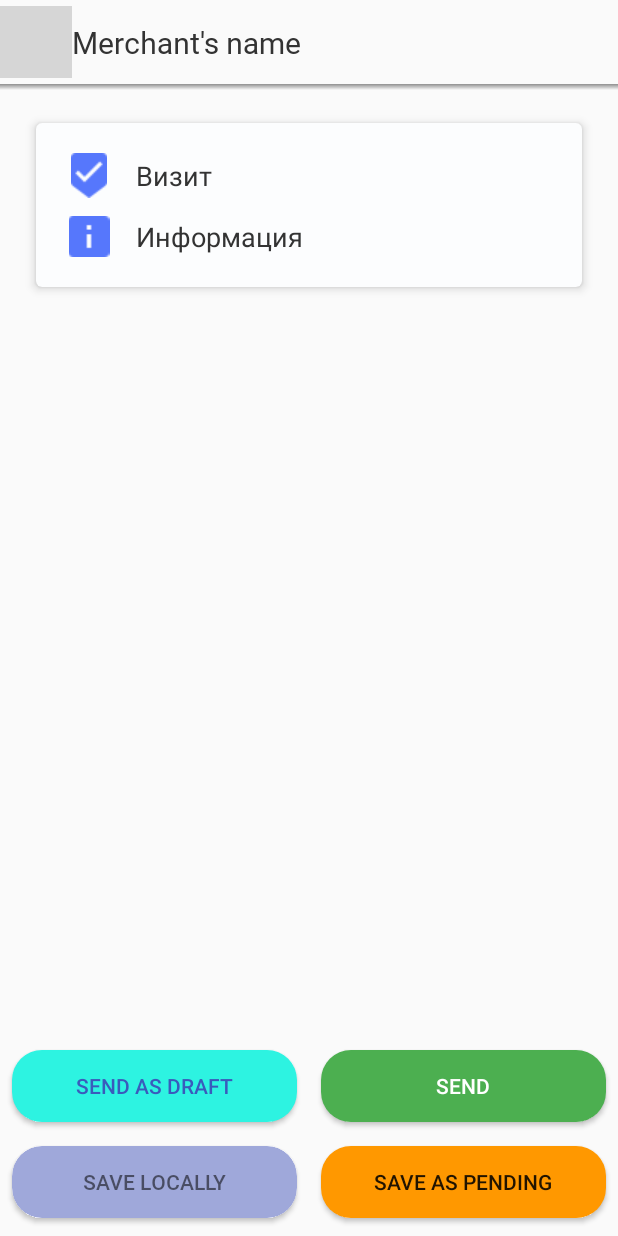
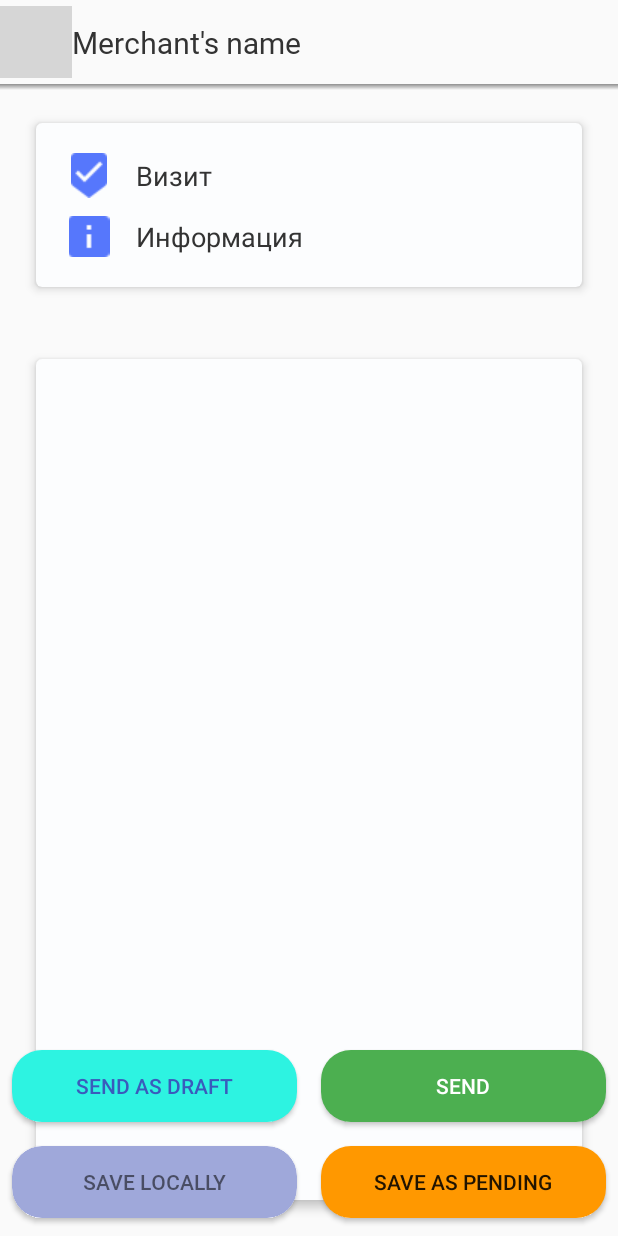
Before and after one commit to corvo17/antex_android_app, an Android app: the fragment MerchantPageFragment placed in its activity, on a phone screen of 412 x 824 dp. Run offline under Robolectric (Android 15) with nearby library versions, the phone set to English and light mode, and no system bars; our stand-ins replace Room's generated code, RxJava; libraries missing offline, so code that uses them is left out: com.kofigyan.stateprogressbar, com.readystatesoftware.chuck; plain views replace StateProgressBar; 3 statements that could not run were skipped; grey boxes are pictures that could not be loaded.

Commit message:
if price == 1 go next step and added Visit Info fragment

```diff
--- a/app/src/main/java/uz/codic/ahmadtea/ui/visit/zakaz/paymentTypes/PaymentFragment.java
+++ b/app/src/main/java/uz/codic/ahmadtea/ui/visit/zakaz/paymentTypes/PaymentFragment.java
@@ -45,8 +45,10 @@ public class PaymentFragment extends BaseFragment implements Callback {
 
     @Override
     public void onItemClick(int priceId) {
-        listener.getCompleteApi().getOrderObject().setId_payment_type(priceId);
-        listener.transactionFragments(ShippingDateFragment.newInstance(), shippingTag);
+        if (listener.getCompleteApi().getOrderObject().getId_payment_type() == null) {
+            listener.getCompleteApi().getOrderObject().setId_payment_type(priceId);
+            listener.transactionFragments(ShippingDateFragment.newInstance(), shippingTag);
+        }
     }
 
 
--- a/app/src/main/java/uz/codic/ahmadtea/ui/visit/zakaz/paymentTypes/adapter/PaymentTypesAdapter.java
+++ b/app/src/main/java/uz/codic/ahmadtea/ui/visit/zakaz/paymentTypes/adapter/PaymentTypesAdapter.java
@@ -55,6 +55,11 @@ public class PaymentTypesAdapter extends RecyclerView.Adapter<PaymentTypesAdapte
                 callback.onItemClick(paymentTypes.get(position).getId());
             }
         });
+        if (paymentTypes.size()==1){
+            paymentTypes.get(position).setChecked(true);
+            lastCheckedPos = position;
+            callback.onItemClick(paymentTypes.get(position).getId());
+        }
     }
 
     @Override
--- a/app/src/main/java/uz/codic/ahmadtea/ui/visit/zakaz/prices/PriceAdapter.java
+++ b/app/src/main/java/uz/codic/ahmadtea/ui/visit/zakaz/prices/PriceAdapter.java
@@ -61,6 +61,12 @@ public class PriceAdapter extends RecyclerView.Adapter<PriceAdapter.ViewHolder>
             }
         });
 
+        if (priceList.size()==1){
+            priceList.get(position).setChecked(true);
+            lastCheckedPos = position;
+            callback.onItemClick(priceList.get(position).getId());
+        }
+
     }
 
     @Override
--- a/app/src/main/java/uz/codic/ahmadtea/ui/visit/zakaz/prices/PricesFragment.java
+++ b/app/src/main/java/uz/codic/ahmadtea/ui/visit/zakaz/prices/PricesFragment.java
@@ -38,10 +38,12 @@ public class PricesFragment extends BaseFragment implements Callback {
 
     @Override
     public void onItemClick(int id) {
+        if (listener.getCompleteApi().getOrderObject().getId_price() == null){
         getActivity().findViewById(R.id.btn_filter).setVisibility(View.VISIBLE);
         getActivity().findViewById(R.id.btn_search).setVisibility(View.VISIBLE);
         listener.getCompleteApi().getOrderObject().setId_price(id);
         listener.transactionFragments(ProductFragment.newInstance(), productTag);
+        }
     }
 
 
--- a/app/src/main/res/layout/fragment_merchant_page.xml
+++ b/app/src/main/res/layout/fragment_merchant_page.xml
@@ -1,105 +1,120 @@
 <?xml version="1.0" encoding="utf-8"?>
 <FrameLayout xmlns:android="http://schemas.android.com/apk/res/android"
+    xmlns:app="http://schemas.android.com/apk/res-auto"
     xmlns:tools="http://schemas.android.com/tools"
     android:layout_width="match_parent"
     android:layout_height="match_parent"
-    xmlns:app="http://schemas.android.com/apk/res-auto"
     tools:context=".ui.visit.zakaz.MerchantPageFragment">
 
 
+    <RelativeLayout
+        android:layout_width="match_parent"
+        android:layout_height="match_parent">
+
         <android.support.v7.widget.CardView
+            android:id="@+id/cardview"
             android:layout_width="match_parent"
             android:layout_height="wrap_content"
-        app:cardElevation="4dp"
+            android:layout_margin="24dp"
+            app:cardBackgroundColor="@color/backgroundWhitesh"
             app:cardCornerRadius="4dp"
-        app:cardBackgroundColor="@color/backgroundWhitesh"
-        android:layout_margin="24dp"
-        >
+            app:cardElevation="4dp">
 
             <LinearLayout
-            android:orientation="vertical"
                 android:layout_width="match_parent"
                 android:layout_height="match_parent"
+                android:orientation="vertical"
                 android:padding="20dp">
 
                 <LinearLayout
                     android:id="@+id/lnr_visit"
-                android:orientation="horizontal"
                     android:layout_width="match_parent"
                     android:layout_height="wrap_content"
                     android:clickable="true"
                     android:focusable="true"
-                >
+                    android:orientation="horizontal">
 
                     <ImageView
                         android:layout_width="0dp"
+                        android:layout_height="wrap_content"
                         android:layout_weight="1"
-                    android:layout_height="wrap_content"
-                    android:src="@drawable/visit_tick"/>
+                        android:src="@drawable/visit_tick" />
 
                     <TextView
-                    android:layout_weight="9"
                         android:layout_width="0dp"
                         android:layout_height="wrap_content"
+                        android:layout_gravity="center"
+                        android:layout_marginStart="16dp"
+                        android:layout_marginLeft="16dp"
+                        android:layout_weight="9"
                         android:text="Визит"
-                    android:layout_gravity="center"
-                    android:textSize="18sp"
-                    android:layout_marginStart="16dp"
                         android:textColor="@color/textMainColor"
-                    android:layout_marginLeft="16dp" />
+                        android:textSize="18sp" />
                 </LinearLayout>
 
                 <LinearLayout
                     android:id="@+id/lnr_order"
-                android:orientation="horizontal"
                     android:layout_width="match_parent"
                     android:layout_height="wrap_content"
-                android:visibility="gone"
-                android:layout_marginTop="12dp">
+                    android:layout_marginTop="12dp"
+                    android:orientation="horizontal"
+                    android:visibility="gone">
 
                     <ImageView
                         android:layout_width="0dp"
+                        android:layout_height="wrap_content"
                         android:layout_weight="1"
-                    android:layout_height="wrap_content"
-                    android:src="@drawable/visit_order"/>
+                        android:src="@drawable/visit_order" />
 
                     <TextView
-                    android:layout_weight="9"
                         android:layout_width="0dp"
                         android:layout_height="wrap_content"
-                    android:text="Дистанционный заказ"
-                    android:textSize="18sp"
                         android:layout_gravity="center"
                         android:layout_marginStart="16dp"
+                        android:layout_marginLeft="16dp"
+                        android:layout_weight="9"
+                        android:text="Дистанционный заказ"
                         android:textColor="@color/textMainColor"
-                    android:layout_marginLeft="16dp" />
+                        android:textSize="18sp" />
                 </LinearLayout>
 
                 <LinearLayout
                     android:id="@+id/lnr_information"
-                android:orientation="horizontal"
                     android:layout_width="match_parent"
                     android:layout_height="wrap_content"
-                android:layout_marginTop="12dp">
+                    android:layout_marginTop="12dp"
+                    android:orientation="horizontal">
 
                     <ImageView
-                    android:layout_weight="1"
                         android:layout_width="0dp"
                         android:layout_height="wrap_content"
-                    android:src="@drawable/visit_info"/>
+                        android:layout_weight="1"
+                        android:src="@drawable/visit_info" />
 
                     <TextView
-                    android:layout_weight="9"
                         android:layout_width="0dp"
                         android:layout_height="wrap_content"
-                    android:text="Информация"
-                    android:textSize="18sp"
                         android:layout_gravity="center"
                         android:layout_marginStart="16dp"
+                        android:layout_marginLeft="16dp"
+                        android:layout_weight="9"
+                        android:text="Информация"
                         android:textColor="@color/textMainColor"
-                    android:layout_marginLeft="16dp" />
+                        android:textSize="18sp" />
                 </LinearLayout>
             </LinearLayout>
         </android.support.v7.widget.CardView>
 
+        <android.support.v7.widget.CardView
+            android:layout_width="match_parent"
+            android:layout_height="match_parent"
+            android:layout_margin="24dp"
+            android:layout_below="@id/cardview"
+            app:cardBackgroundColor="@color/backgroundWhitesh"
+            app:cardCornerRadius="4dp"
+            app:cardElevation="4dp">
+
+        </android.support.v7.widget.CardView>
+    </RelativeLayout>
+
 </FrameLayout>
```
Also changed, not shown: app/src/main/java/uz/codic/ahmadtea/ui/visit/MerchantActivity.java (+19 -13 lines). Lines whose indentation alone changed are shown as unchanged.
